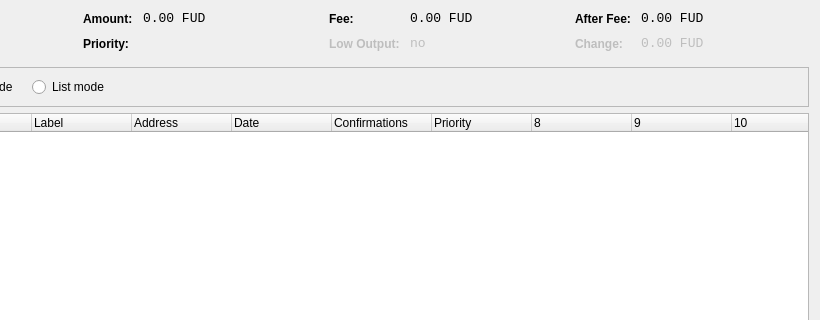
fonziecoin/fonzie, file src/qt/forms/coincontroldialog.ui: the form before one commit; both pictures show x 180 to 1000 and y 0 to 320 of the 1000 by 500 pixel window.
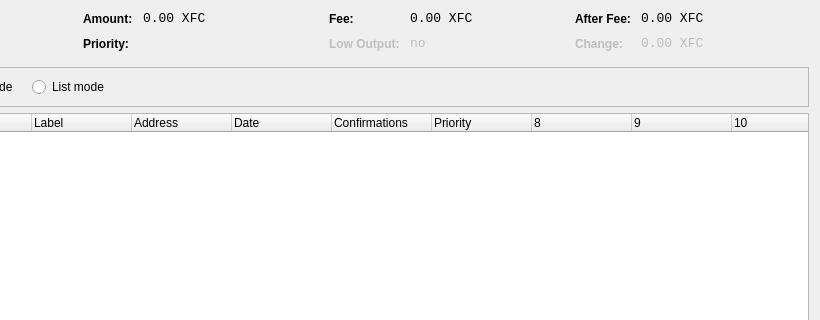
The form after the commit. Custom widgets are drawn as their Qt base class.

Patch:
```diff
--- a/src/qt/forms/coincontroldialog.ui
+++ b/src/qt/forms/coincontroldialog.ui
@@ -141,7 +141,7 @@
           <enum>Qt::ActionsContextMenu</enum>
          </property>
          <property name="text">
-          <string notr="true">0.00 FUD</string>
+          <string notr="true">0.00 XFC</string>
          </property>
          <property name="textInteractionFlags">
           <set>Qt::LinksAccessibleByMouse|Qt::TextSelectableByKeyboard|Qt::TextSelectableByMouse</set>
@@ -221,7 +221,7 @@
           <enum>Qt::ActionsContextMenu</enum>
          </property>
          <property name="text">
-          <string notr="true">0.00 FUD</string>
+          <string notr="true">0.00 XFC</string>
          </property>
          <property name="textInteractionFlags">
           <set>Qt::LinksAccessibleByMouse|Qt::TextSelectableByKeyboard|Qt::TextSelectableByMouse</set>
@@ -307,7 +307,7 @@
           <enum>Qt::ActionsContextMenu</enum>
          </property>
          <property name="text">
-          <string notr="true">0.00 FUD</string>
+          <string notr="true">0.00 XFC</string>
          </property>
          <property name="textInteractionFlags">
           <set>Qt::LinksAccessibleByMouse|Qt::TextSelectableByKeyboard|Qt::TextSelectableByMouse</set>
@@ -345,7 +345,7 @@
           <enum>Qt::ActionsContextMenu</enum>
          </property>
          <property name="text">
-          <string notr="true">0.00 FUD</string>
+          <string notr="true">0.00 XFC</string>
          </property>
          <property name="textInteractionFlags">
           <set>Qt::LinksAccessibleByMouse|Qt::TextSelectableByKeyboard|Qt::TextSelectableByMouse</set>
```
